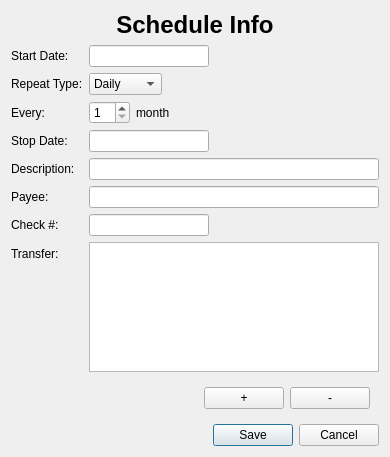
Above: qt/ui/schedule_panel.ui from Mouchnino/moneyguru before the change. Below: the same form after it.
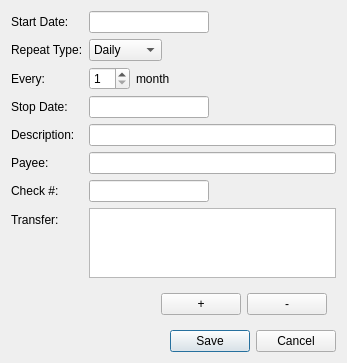
That is the form after the change. Custom widgets are drawn as their Qt base class.

Diff of the .ui file:
```diff
--- a/qt/ui/schedule_panel.ui
+++ b/qt/ui/schedule_panel.ui
@@ -6,8 +6,8 @@
    <rect>
     <x>0</x>
     <y>0</y>
-    <width>390</width>
-    <height>457</height>
+    <width>347</width>
+    <height>362</height>
    </rect>
   </property>
   <property name="windowTitle">
@@ -17,23 +17,6 @@
    <bool>true</bool>
   </property>
   <layout class="QVBoxLayout" name="verticalLayout">
-   <item>
-    <widget class="QLabel" name="label">
-     <property name="font">
-      <font>
-       <pointsize>18</pointsize>
-       <weight>75</weight>
-       <bold>true</bold>
-      </font>
-     </property>
-     <property name="text">
-      <string>Schedule Info</string>
-     </property>
-     <property name="alignment">
-      <set>Qt::AlignCenter</set>
-     </property>
-    </widget>
-   </item>
    <item>
     <layout class="QFormLayout" name="formLayout">
      <property name="fieldGrowthPolicy">
```
